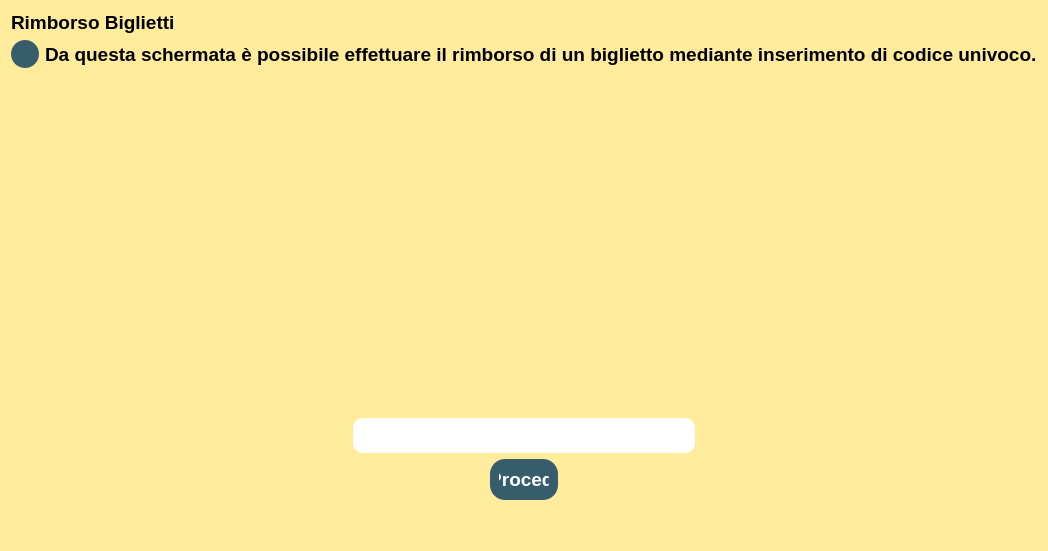
Before: the Qt Designer form biglietteria/rimborso/view/Rimborso.ui in StracciaMatteo/GestioneCinema, drawn with Qt 5.
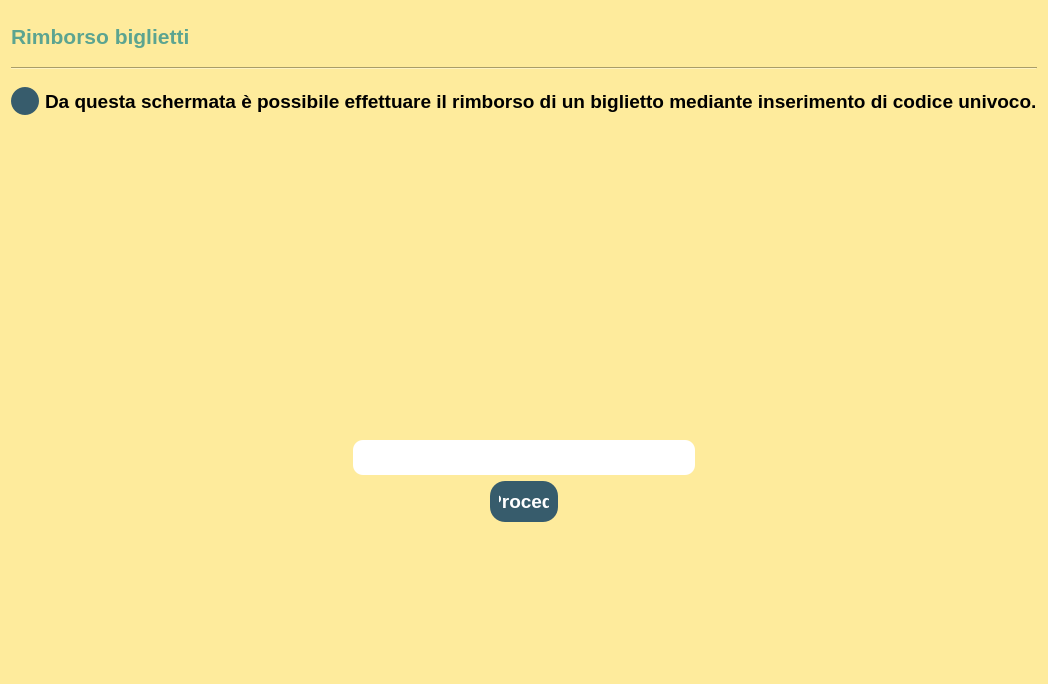
After: the same form once the commit is applied. Icons and pictures are not drawn.

```diff
--- a/biglietteria/rimborso/view/Rimborso.ui
+++ b/biglietteria/rimborso/view/Rimborso.ui
@@ -6,8 +6,8 @@
    <rect>
     <x>0</x>
     <y>0</y>
-    <width>598</width>
-    <height>551</height>
+    <width>795</width>
+    <height>684</height>
    </rect>
   </property>
   <property name="font">
@@ -166,22 +166,44 @@
   </property>
   <layout class="QVBoxLayout" name="verticalLayout">
    <item>
-    <widget class="QLabel" name="label">
+    <widget class="QLabel" name="Titolo">
+     <property name="sizePolicy">
+      <sizepolicy hsizetype="Preferred" vsizetype="Preferred">
+       <horstretch>0</horstretch>
+       <verstretch>0</verstretch>
+      </sizepolicy>
+     </property>
+     <property name="minimumSize">
+      <size>
+       <width>400</width>
+       <height>50</height>
+      </size>
+     </property>
      <property name="maximumSize">
       <size>
-       <width>580</width>
-       <height>23</height>
+       <width>16777215</width>
+       <height>50</height>
       </size>
      </property>
      <property name="font">
       <font>
-       <pointsize>14</pointsize>
+       <pointsize>16</pointsize>
        <weight>75</weight>
        <bold>true</bold>
       </font>
      </property>
+     <property name="styleSheet">
+      <string notr="true">color: rgb(92, 164, 144);</string>
+     </property>
      <property name="text">
-      <string>Rimborso Biglietti</string>
+      <string>Rimborso biglietti</string>
+     </property>
+    </widget>
+   </item>
+   <item>
+    <widget class="Line" name="line">
+     <property name="orientation">
+      <enum>Qt::Horizontal</enum>
      </property>
     </widget>
    </item>
@@ -231,6 +253,12 @@
      </item>
      <item>
       <widget class="QLabel" name="label_2">
+       <property name="minimumSize">
+        <size>
+         <width>0</width>
+         <height>50</height>
+        </size>
+       </property>
        <property name="autoFillBackground">
         <bool>false</bool>
        </property>
@@ -422,7 +450,7 @@
       <enum>Qt::Vertical</enum>
      </property>
      <property name="sizeType">
-      <enum>QSizePolicy::Fixed</enum>
+      <enum>QSizePolicy::Expanding</enum>
      </property>
      <property name="sizeHint" stdset="0">
       <size>
```
